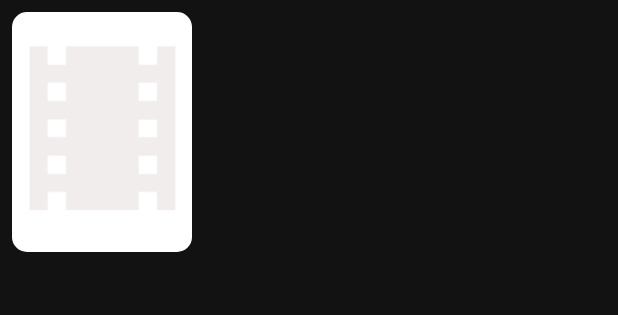
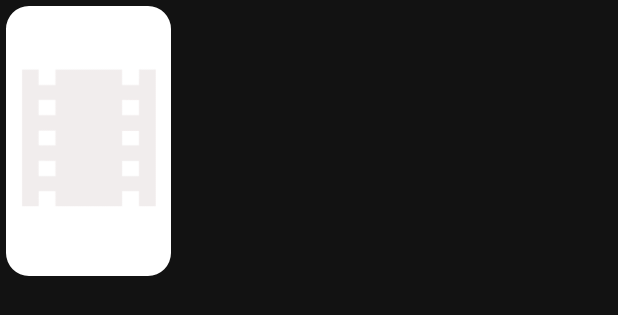
Before and after one commit to sayedsyfuzzaman/MVVM_Android_Arch, an Android app: the layout item_movie.xml on its own in the app's theme, with its tools: preview values and no code run, on a phone screen of 412 x 824 dp. Shown: the top 315 px of the screen. Run offline under Robolectric (Android 15) with nearby library versions, the phone set to English and light mode, and no system bars.

Commit message:
UI Changes and Set Ripple in item foreground

```diff
--- a/app/src/main/java/com/syfuzzaman/mvvm_android_arch/util/BindingUtil.kt
+++ b/app/src/main/java/com/syfuzzaman/mvvm_android_arch/util/BindingUtil.kt
@@ -1,5 +1,6 @@
 package com.syfuzzaman.mvvm_android_arch.util
 
+import android.util.Log
 import android.widget.ImageView
 import androidx.databinding.BindingAdapter
 import coil.load
@@ -16,8 +17,10 @@ class BindingUtil {
             view.load("https://image.tmdb.org/t/p/original$imageUrl"){
                 crossfade(true)
                 placeholder(R.drawable.poster_placeholder)
-                scale(Scale.FIT)
+                scale(Scale.FILL)
             }
+
+            Log.d("ImageUrl", imageUrl.toString())
         }
     }
 
--- /dev/null
+++ b/app/src/main/res/drawable/ripple_movie_item.xml
@@ -0,0 +1,11 @@
+<?xml version="1.0" encoding="utf-8"?>
+<ripple xmlns:android="http://schemas.android.com/apk/res/android"
+    android:color="?android:attr/colorControlHighlight">
+    <item android:id="@android:id/mask">
+        <shape android:shape="rectangle">
+            <solid android:color="#000000" />
+            <corners android:radius="15dp" />
+        </shape>
+    </item>
+    <item android:drawable="@drawable/rounded_corner" />
+</ripple>
--- /dev/null
+++ b/app/src/main/res/drawable/rounded_corner.xml
@@ -0,0 +1,6 @@
+<?xml version="1.0" encoding="utf-8"?>
+<shape xmlns:android="http://schemas.android.com/apk/res/android"
+    android:shape="rectangle">
+    <solid android:color="@android:color/transparent"/>
+    <corners android:radius="15dp" />
+</shape>
--- a/app/src/main/res/layout/fragment_home_trending.xml
+++ b/app/src/main/res/layout/fragment_home_trending.xml
@@ -11,10 +11,10 @@
         android:id="@+id/tvTrendingHome"
         android:layout_width="0dp"
         android:layout_height="wrap_content"
-        android:text="Trending"
+        android:text="Trending Now"
         android:textStyle="bold"
         android:textColor="@color/white"
-        android:textSize="24sp"
+        android:textSize="20sp"
         app:layout_constraintStart_toStartOf="parent"
         app:layout_constraintTop_toTopOf="parent"
         app:layout_constraintEnd_toEndOf="parent"
@@ -36,14 +36,16 @@
         app:reverseLayout="false"
         tools:visibility="visible"
         tools:listitem="@layout/item_movie"
-        android:layout_marginVertical="16dp"/>
+        android:layout_marginVertical="4dp"/>
 
     <ProgressBar
         android:id="@+id/progressBar"
         style="?android:attr/progressBarStyle"
         android:layout_width="wrap_content"
         android:layout_height="wrap_content"
+        app:layout_constraintBottom_toBottomOf="parent"
         app:layout_constraintEnd_toEndOf="@+id/tvTrendingHome"
+        app:layout_constraintStart_toStartOf="parent"
         app:layout_constraintTop_toTopOf="parent" />
 
 
--- a/app/src/main/res/layout/item_movie.xml
+++ b/app/src/main/res/layout/item_movie.xml
@@ -13,57 +13,60 @@
 
     <androidx.constraintlayout.widget.ConstraintLayout
         android:id="@+id/movieLayout"
-        android:layout_width="120dp"
+        android:layout_width="110dp"
         android:layout_height="wrap_content"
+        android:foreground="@drawable/ripple_movie_item"
         android:onClick="@{()->callback.onItemClicked(data)}"
-        android:layout_margin="8dp">
+        android:layout_margin="4dp"
+        >
 
         <com.google.android.material.imageview.ShapeableImageView
             android:id="@+id/imgMoviePoster"
             android:layout_width="match_parent"
-            android:layout_height="160dp"
-            android:scaleType="centerCrop"
+            android:layout_height="180dp"
+            android:scaleType="fitXY"
             android:background="@color/white"
             app:shapeAppearanceOverlay="@style/RoundedImageView"
             app:srcCompat="@drawable/poster_placeholder"
             app:layout_constraintTop_toTopOf="parent"
             app:layout_constraintStart_toStartOf="parent"
             app:layout_constraintEnd_toEndOf="parent"
-            app:layout_constraintBottom_toTopOf="@id/tvMovieTitle"
+            app:layout_constraintBottom_toBottomOf="parent"
             loadImageFromUrl="@{data.poster_path}"
             />
 
-        <TextView
-            android:id="@+id/tvMovieTitle"
-            android:layout_width="0dp"
-            android:layout_height="wrap_content"
-            android:textStyle="bold"
-            android:textColor="@color/white"
-            android:textSize="16sp"
-            android:text="@{data.original_title}"
-            android:maxLines="2"
-            android:ellipsize="end"
-            android:layout_marginTop="10dp"
-            app:layout_constraintTop_toBottomOf="@id/imgMoviePoster"
-            app:layout_constraintStart_toStartOf="parent"
-            app:layout_constraintEnd_toEndOf="parent"
-            app:layout_constraintBottom_toTopOf="@id/tvReleaseDate"
-            />
+<!--        <TextView-->
+<!--            android:id="@+id/tvMovieTitle"-->
+<!--            android:layout_width="0dp"-->
+<!--            android:layout_height="wrap_content"-->
+<!--            android:textStyle="bold"-->
+<!--            android:textColor="@color/white"-->
+<!--            android:textSize="16sp"-->
+<!--            android:text="@{data.original_title}"-->
+<!--            android:maxLines="2"-->
+<!--            android:ellipsize="end"-->
+<!--            android:layout_marginTop="10dp"-->
+<!--            app:layout_constraintTop_toBottomOf="@id/imgMoviePoster"-->
+<!--            app:layout_constraintStart_toStartOf="parent"-->
+<!--            app:layout_constraintEnd_toEndOf="parent"-->
+<!--            app:layout_constraintBottom_toTopOf="@id/tvReleaseDate"-->
+<!--            />-->
 
-        <TextView
-            android:id="@+id/tvReleaseDate"
-            android:layout_width="0dp"
-            android:layout_height="wrap_content"
-            android:text="@{data.release_date}"
-            android:textSize="12sp"
-            android:maxLines="1"
-            android:ellipsize="end"
-            android:textColor="@color/white"
-            app:layout_constraintStart_toStartOf="parent"
-            app:layout_constraintEnd_toEndOf="parent"
-            app:layout_constraintTop_toBottomOf="@id/tvMovieTitle"
-            app:layout_constraintBottom_toBottomOf="parent"
-            />
+<!--        <TextView-->
+<!--            android:id="@+id/tvReleaseDate"-->
+<!--            android:layout_width="0dp"-->
+<!--            android:layout_height="wrap_content"-->
+<!--            android:text="@{data.release_date}"-->
+<!--            android:textSize="12sp"-->
+<!--            android:maxLines="1"-->
+<!--            android:ellipsize="end"-->
+<!--            android:textColor="@color/white"-->
+<!--            app:layout_constraintStart_toStartOf="parent"-->
+<!--            app:layout_constraintEnd_toEndOf="parent"-->
+<!--            app:layout_constraintTop_toBottomOf="@id/tvMovieTitle"-->
+<!--            app:layout_constraintBottom_toBottomOf="parent"-->
+<!--            android:layout_marginBottom="8dp"-->
+<!--            />-->
     </androidx.constraintlayout.widget.ConstraintLayout>
 
 </layout>
--- a/app/src/main/res/values/themes.xml
+++ b/app/src/main/res/values/themes.xml
@@ -24,6 +24,6 @@
 
     <style name="RoundedImageView">
         <item name="cornerFamily">rounded</item>
-        <item name="cornerSize">10dp</item>
+        <item name="cornerSize">15dp</item>
     </style>
 </resources>
```
